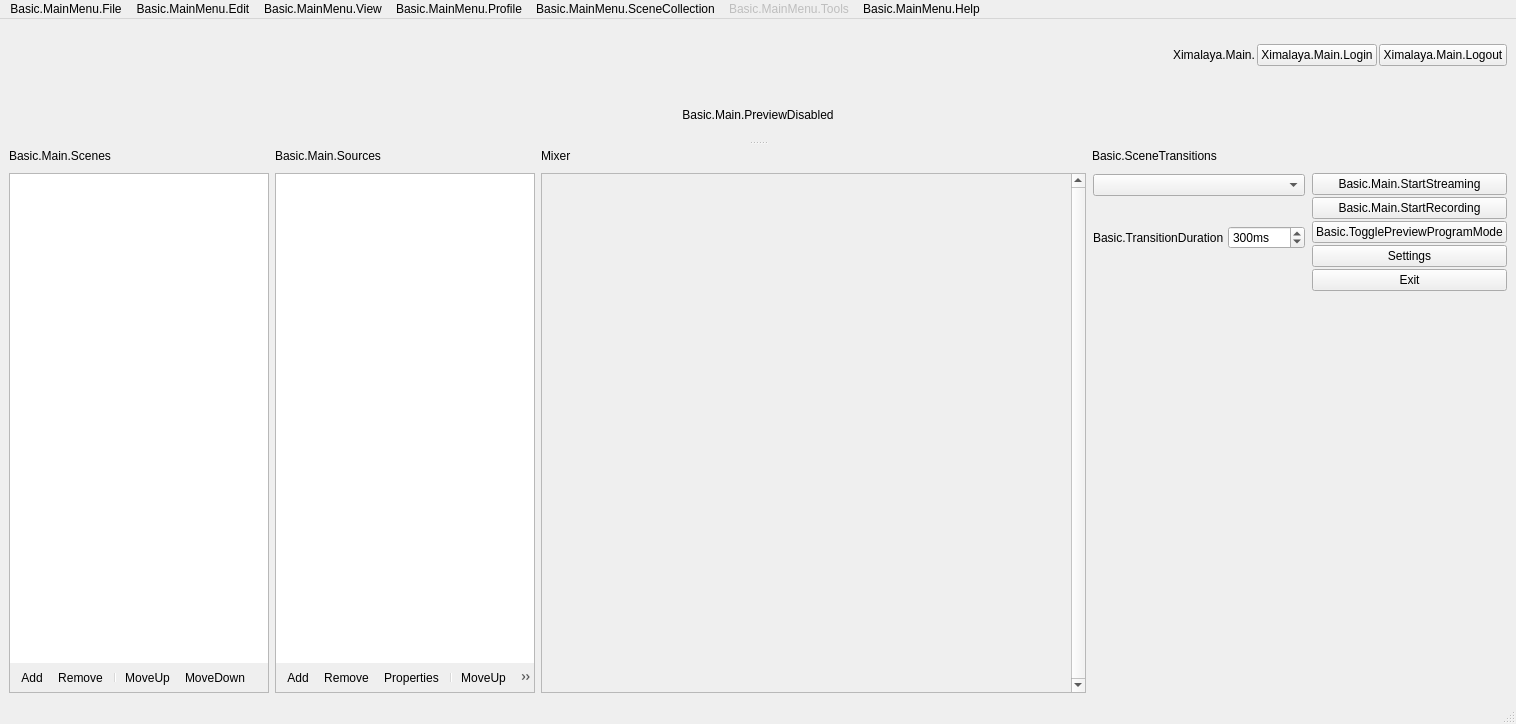
The window that UI/forms/OBSBasic.ui (flying19880517/obs-studio) describes before a commit, drawn with Qt 5.
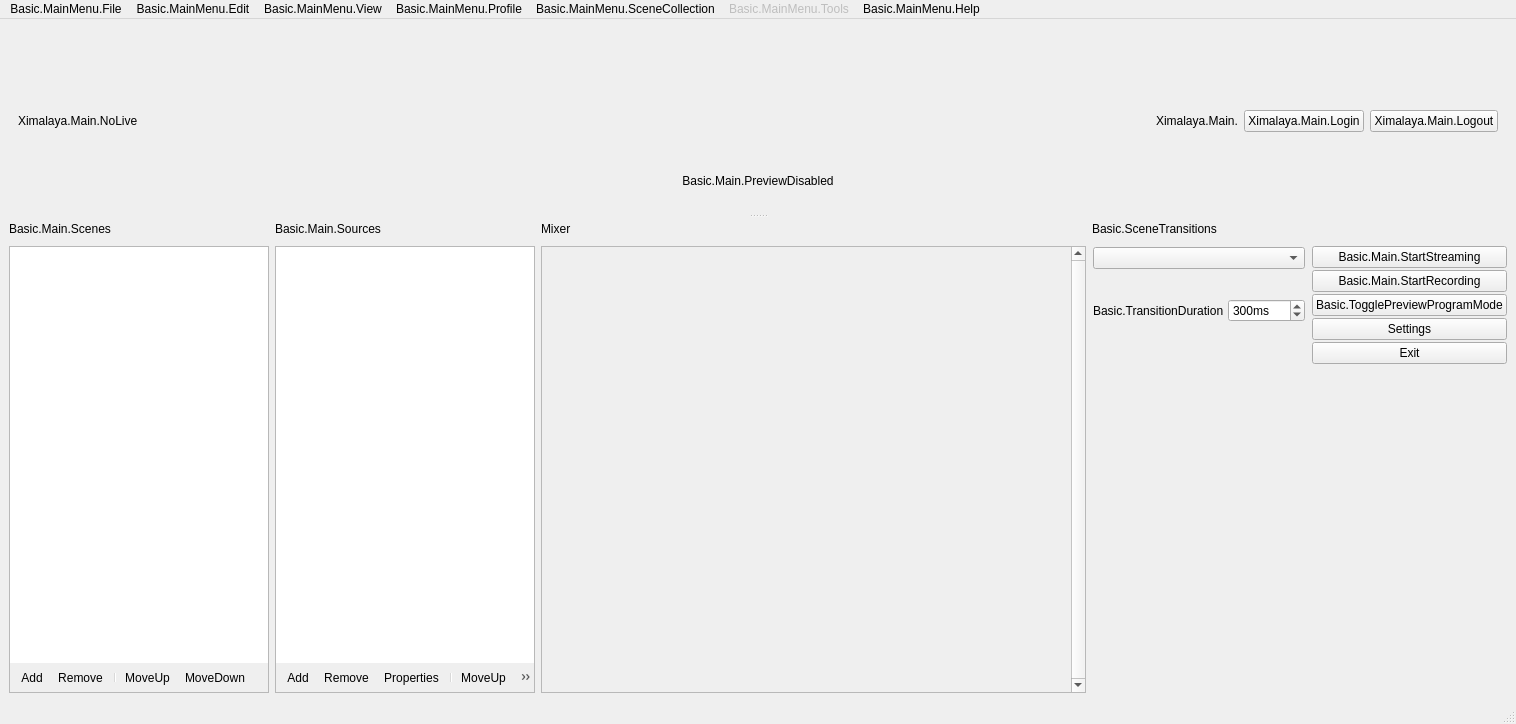
The same window after the commit. Icons and pictures are not drawn. Custom widgets are drawn as their Qt base class.

Commit message: 直播开始后禁止注销，停止直播后恢复

Diff of the .ui file:
```diff
--- a/UI/forms/OBSBasic.ui
+++ b/UI/forms/OBSBasic.ui
@@ -79,44 +79,66 @@
             </item>
            </layout>
           </item>
+         </layout>
+        </item>
           <item>
-           <widget class="QFrame" name="panLogin">
+         <widget class="QWidget" name="horizontalWidget" native="true">
+          <property name="sizePolicy">
+           <sizepolicy hsizetype="Preferred" vsizetype="Fixed">
+            <horstretch>0</horstretch>
+            <verstretch>0</verstretch>
+           </sizepolicy>
+          </property>
             <property name="minimumSize">
              <size>
               <width>0</width>
               <height>0</height>
              </size>
             </property>
-           </widget>
-          </item>
-          <item>
+          <layout class="QGridLayout" name="gridLayout">
+           <item row="0" column="2">
            <widget class="QLabel" name="lblNickname">
-            <property name="sizePolicy">
-             <sizepolicy hsizetype="Minimum" vsizetype="Fixed">
-              <horstretch>0</horstretch>
-              <verstretch>0</verstretch>
-             </sizepolicy>
-            </property>
             <property name="text">
              <string>Ximalaya.Main.</string>
             </property>
            </widget>
           </item>
-          <item>
+           <item row="0" column="3">
            <widget class="QPushButton" name="btnLogin">
             <property name="text">
              <string>Ximalaya.Main.Login</string>
             </property>
            </widget>
           </item>
-          <item>
+           <item row="0" column="4">
            <widget class="QPushButton" name="btnLogout">
             <property name="text">
              <string>Ximalaya.Main.Logout</string>
             </property>
            </widget>
           </item>
-         </layout>
+           <item row="0" column="1">
+            <spacer name="horizontalSpacer_2">
+             <property name="orientation">
+              <enum>Qt::Horizontal</enum>
+             </property>
+             <property name="sizeHint" stdset="0">
+              <size>
+               <width>40</width>
+               <height>20</height>
+              </size>
+             </property>
+            </spacer>
+           </item>
+           <item row="0" column="0">
+            <widget class="QLabel" name="lblLiveTitle">
+             <property name="text">
+              <string>Ximalaya.Main.NoLive</string>
+             </property>
+            </widget>
+           </item>
+          </layout>
+         </widget>
         </item>
         <item>
          <widget class="QLabel" name="previewDisabledLabel">
@@ -266,7 +288,7 @@
             <rect>
              <x>0</x>
              <y>0</y>
-             <width>184</width>
+             <width>335</width>
              <height>16</height>
             </rect>
            </property>
@@ -842,7 +864,7 @@
      <x>0</x>
      <y>0</y>
      <width>1516</width>
-     <height>37</height>
+     <height>21</height>
     </rect>
    </property>
    <widget class="QMenu" name="menu_File">
```
Lines whose indentation alone changed are shown as unchanged. The commit also changes 2 other files.
